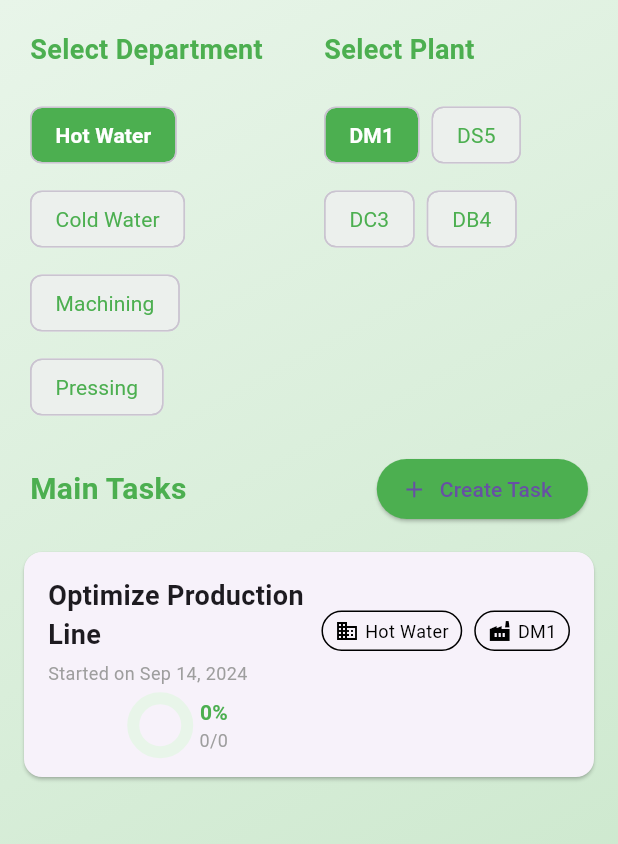
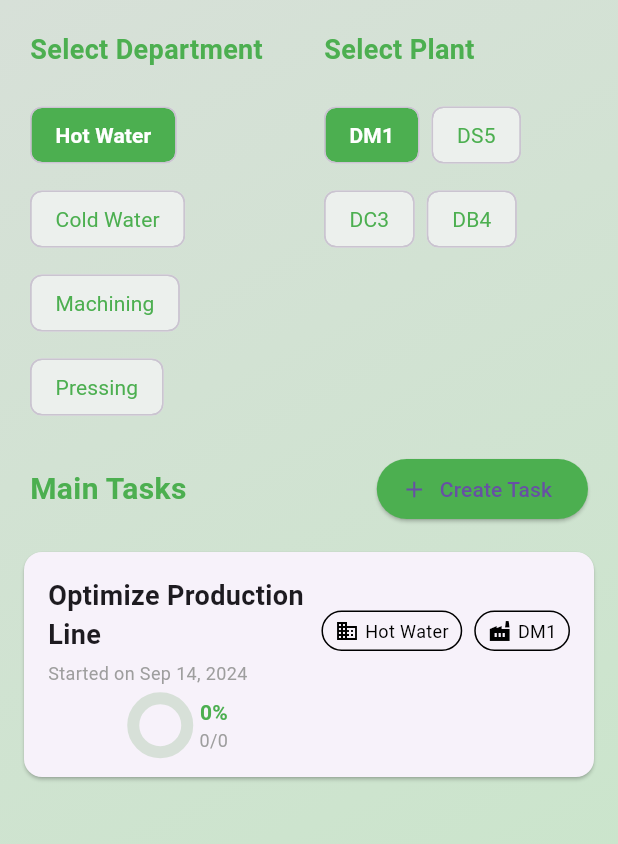
Before and after one commit to Mertyandimata/productiontaskappflutter, a Flutter app: the screen it shows after launch, on a phone screen of 412 x 824 dp, the part 84-928 px from its top. Run offline on Flutter 3.47's test engine with Material 3 defaults, Android fonts, the light colour scheme and no system bars.

```diff
--- a/lib/utils/app_colors.dart
+++ b/lib/utils/app_colors.dart
@@ -4,6 +4,6 @@ class AppColors {
   static const MaterialColor primarySwatch = Colors.green;
   static const Color primary = Color(0xFF4CAF50);
   static const Color secondary = Color(0xFF4CAF50);
-  static const Color backgroundLight = Color(0xFFE8F5E9);
+  static const Color backgroundLight = Color.fromARGB(255, 215, 224, 216);
   static const Color backgroundDark = Color(0xFFC8E6C9);
 }
```
